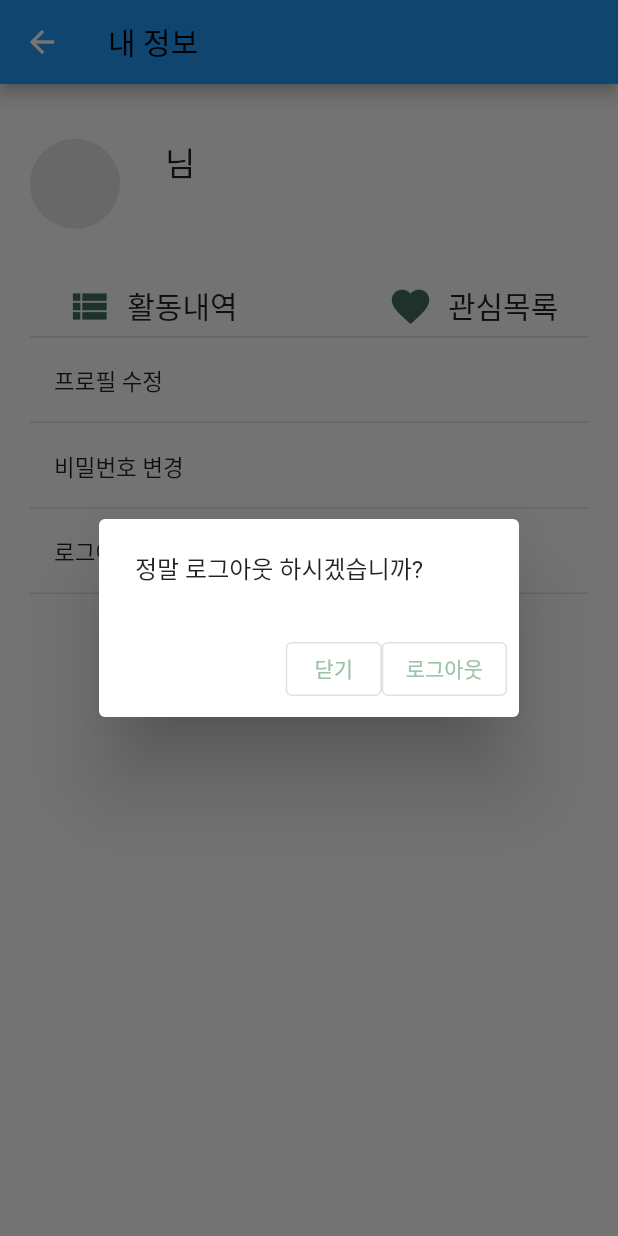
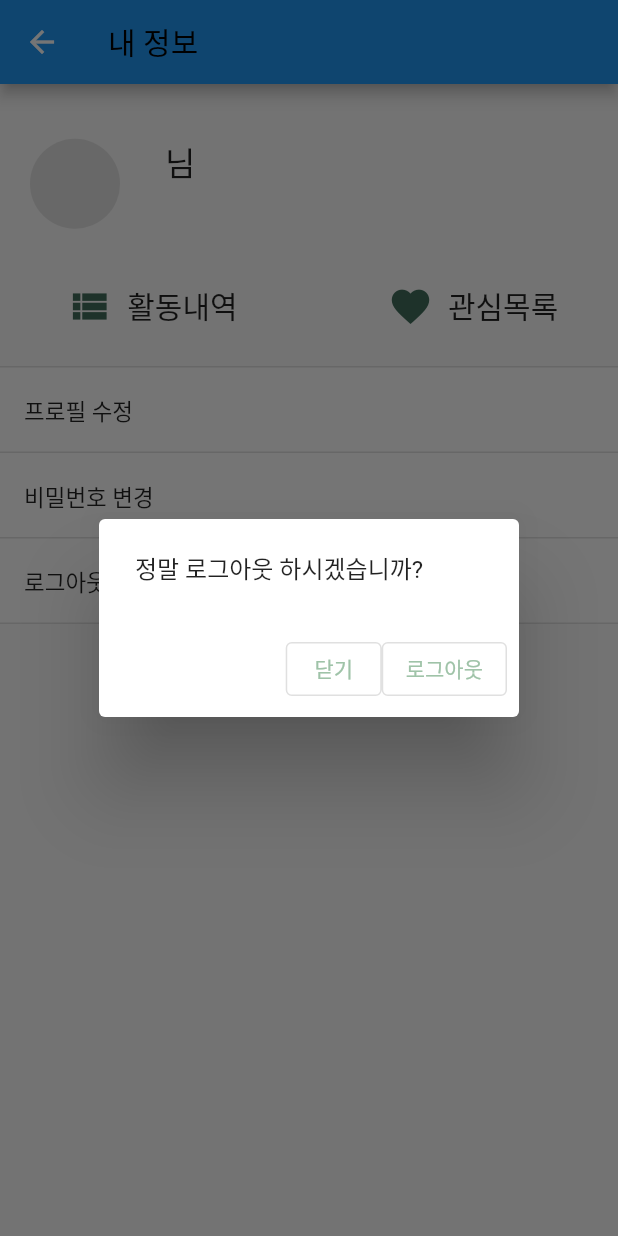
Before and after one commit to ooing-0720/DoNature, a Flutter app: the MyPageScreen screen opened directly, after a tap on "로그아웃", on a phone screen of 412 x 824 dp. Run offline on Flutter 3.47's test engine with Material 2 defaults, Android fonts, the phone set to English and light mode, and no system bars; our stand-ins replace animate_do, carousel_slider, cloud_firestore, date_format, firebase_auth, firebase_core and 7 more; missing offline and left inert: svg_path_parser; accounts and stored records are empty.

Commit message:
2022-09-12 update mypage screens

```diff
--- a/lib/screen/mypage/mypage_header.dart
+++ b/lib/screen/mypage/mypage_header.dart
@@ -1,8 +1,5 @@
 import 'dart:io';
 import 'package:donation_nature/screen/login_screen.dart';
-import 'package:donation_nature/screen/main_screen.dart';
-import 'package:donation_nature/screen/mypage/change_password_screen.dart';
-import 'package:donation_nature/screen/mypage/edit_profile_screen.dart';
 import 'package:flutter/material.dart';
 import 'package:donation_nature/screen/mypage/likelist_screen.dart';
 import 'package:donation_nature/screen/mypage/activitylist_screen.dart';
@@ -27,10 +24,9 @@ class MyPageHeaderState extends State<MyPageHeader> {
   @override
   Widget build(BuildContext context) {
     return Container(
-        padding: EdgeInsets.all(20),
-        child: Column(
-          children: [buildMypageHeader(context), buildMypageListView()],
-        ));
+      padding: EdgeInsets.all(20),
+      child: buildMypageHeader(context),
+    );
   }
 
   @override
@@ -245,136 +241,4 @@ class MyPageHeaderState extends State<MyPageHeader> {
     return Image.file(File(userPhoto)).image;
     // return Image.file(File(userPhoto)).image;
   }
-
-  Widget buildMypageListView() {
-    return ListView(
-      children: [
-        // ListTile(
-        //   title: Container(
-        //       alignment: Alignment.centerLeft,
-        //       height: 20,
-        //       child: Text(
-        //         '알람',
-        //         textAlign: TextAlign.start,
-        //         style: TextStyle(
-        //           fontSize: 15,
-        //           fontWeight: FontWeight.w400,
-        //         ),
-        //       )),
-        //   onTap: () {
-        //     Navigator.push(context,
-        //         MaterialPageRoute(builder: (context) => SignUpScreen()));
-        //   },
-        // ),
-        Divider(height: 1, thickness: 1),
-        ListTile(
-          title: Container(
-              alignment: Alignment.centerLeft,
-              height: 20,
-              child: Text(
-                '프로필 수정',
-                textAlign: TextAlign.start,
-                style: TextStyle(
-                  fontSize: 15,
-                  fontWeight: FontWeight.w400,
-                ),
-              )),
-          onTap: () {
-            (user == null)
-                ? Navigator.push(context,
-                    MaterialPageRoute(builder: (context) => LoginScreen()))
-                : Navigator.push(
-                        context,
-                        MaterialPageRoute(
-                            builder: (context) => EditProfileScreen()))
-                    .then((value) {
-                    setState(() {
-                      user = userManage.getUser();
-                      userName = user!.displayName! + '님';
-                      userPhoto = user!.photoURL!;
-                      print(userName);
-                    });
-                  });
-          },
-        ),
-        Divider(height: 1, thickness: 1),
-        ListTile(
-          title: Container(
-              alignment: Alignment.centerLeft,
-              height: 20,
-              child: Text(
-                '비밀번호 변경',
-                textAlign: TextAlign.start,
-                style: TextStyle(
-                  fontSize: 15,
-                  fontWeight: FontWeight.w400,
-                ),
-              )),
-          // trailing: Icon(Icons.chevron_right),
-          onTap: () {
-            (user == null)
-                ? Navigator.push(context,
-                    MaterialPageRoute(builder: (context) => LoginScreen()))
-                : Navigator.push(
-                    context,
-                    MaterialPageRoute(
-                        builder: (context) => ChangePasswordScreen()));
-          },
-        ),
-        Divider(height: 1, thickness: 1),
-        ListTile(
-          title: Container(
-              alignment: Alignment.centerLeft,
-              height: 20,
-              child: Text(
-                '로그아웃',
-                textAlign: TextAlign.start,
-                style: TextStyle(
-                  fontSize: 15,
-                  fontWeight: FontWeight.w400,
-                ),
-              )),
-          onTap: () => (user == null)
-              ? Navigator.push(context,
-                  MaterialPageRoute(builder: (context) => LoginScreen()))
-              : _LogoutDialog(),
-        ),
-        Divider(height: 1, thickness: 1),
-      ],
-      shrinkWrap: true,
-    );
-  }
-
-  void _LogoutDialog() {
-    showDialog(
-        context: context,
-        builder: (BuildContext context) {
-          // return object of type Dialog
-          return AlertDialog(content: Text("정말 로그아웃 하시겠습니까?"), actions: [
-            Row(mainAxisAlignment: MainAxisAlignment.end, children: [
-              OutlinedButton(
-                  style: OutlinedButton.styleFrom(
-                    primary: Color(0xff9fc3a8),
-                  ),
-                  child: Text('닫기'),
-                  onPressed: () {
-                    Navigator.pop(context);
-                  }),
-              OutlinedButton(
-                  style: OutlinedButton.styleFrom(
-                    primary: Color(0xff9fc3a8),
-                  ),
-                  child: Text('로그아웃'),
-                  onPressed: () {
-                    userManage.signOut();
-                    Navigator.pushAndRemoveUntil(
-                        context,
-                        MaterialPageRoute(
-                            builder: (BuildContext context) => MainScreen()),
-                        (route) => false);
-                  }),
-            ])
-          ]);
-        });
-  }
 }
--- a/lib/screen/mypage/mypage_screen.dart
+++ b/lib/screen/mypage/mypage_screen.dart
@@ -25,11 +25,7 @@ class MyPageScreenState extends State<MyPageScreen> {
             )),
       ),
       body: SingleChildScrollView(
-        child: Column(children: [
-          MyPageHeader(),
-
-          //  MyPageMenu()
-        ]),
+        child: Column(children: [MyPageHeader(), MyPageMenu()]),
       ),
       // backgroundColor: Color(0xffededed),
     );
```
Also changed, not shown: lib/screen/signup_screen.dart (+1 -12 lines).
